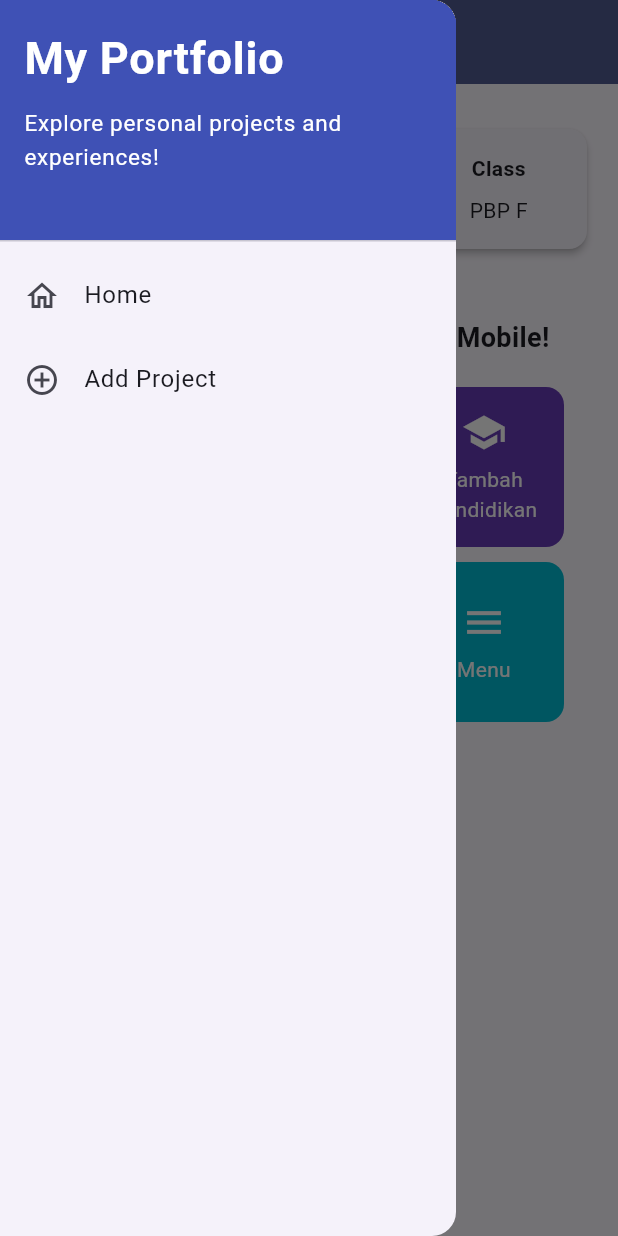
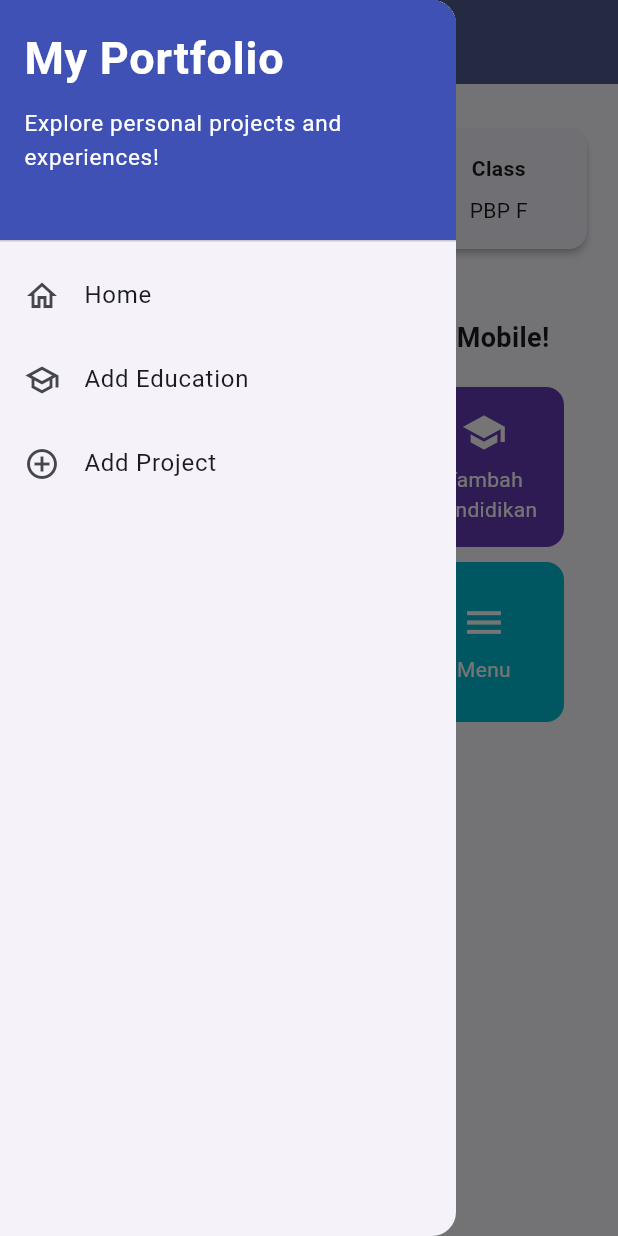
Before and after one commit to ervhinoaryoseto-del/myportofolio_mobile, a Flutter app: the screen it shows after launch, with the side drawer open, on a phone screen of 412 x 824 dp. Run offline on Flutter 3.47's test engine with Material 3 defaults, Android fonts, the phone set to English and light mode, and no system bars; our stand-ins replace material_ui.

Commit message:
feat: add education navigation option

```diff
--- a/lib/widgets/left_drawer.dart
+++ b/lib/widgets/left_drawer.dart
@@ -1,6 +1,7 @@
 import 'package:material_ui/material_ui.dart';
 import 'package:myportofolio_mobile/screens/menu.dart';
 import 'package:myportofolio_mobile/screens/project_form.dart';
+import 'package:myportofolio_mobile/screens/education_form.dart';
 
 class LeftDrawer extends StatelessWidget {
   const LeftDrawer({super.key});
@@ -42,6 +43,16 @@ class LeftDrawer extends StatelessWidget {
             },
           ),
           ListTile(
+            leading: const Icon(Icons.school_outlined),
+            title: const Text('Add Education'),
+            onTap: () {
+              Navigator.push(
+                context,
+                MaterialPageRoute(builder: (context) => const EducationFormPage()),
+              );
+            },
+          ),
+          ListTile(
             leading: const Icon(Icons.add_circle_outline),
             title: const Text('Add Project'),
             onTap: () {
```
